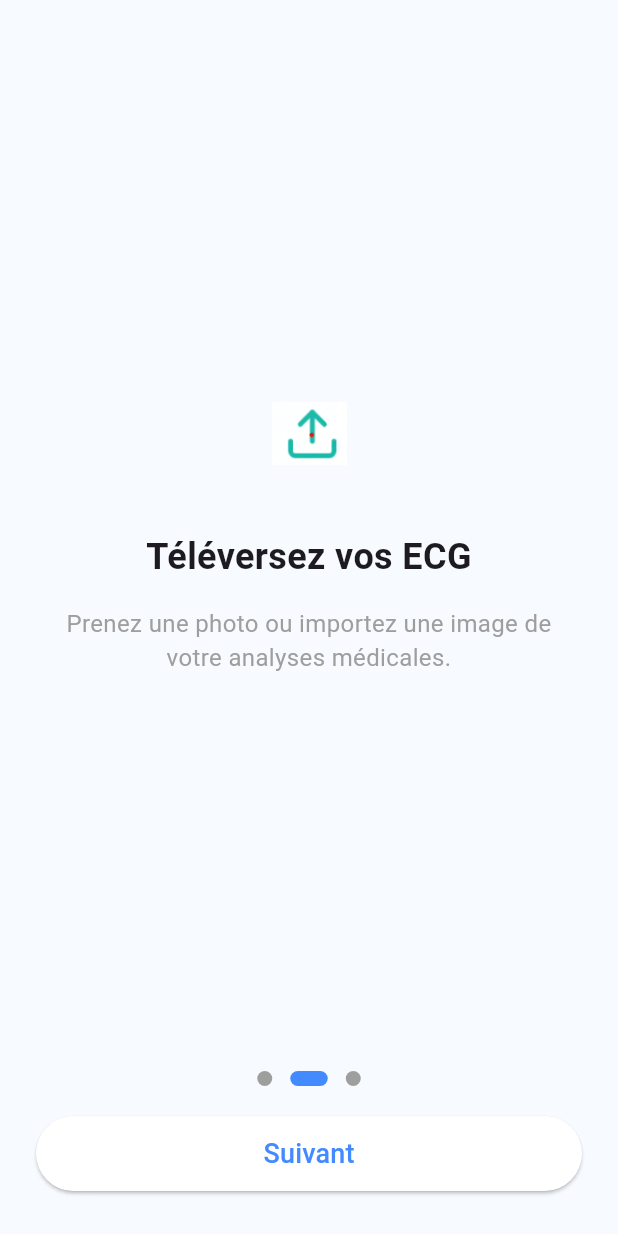
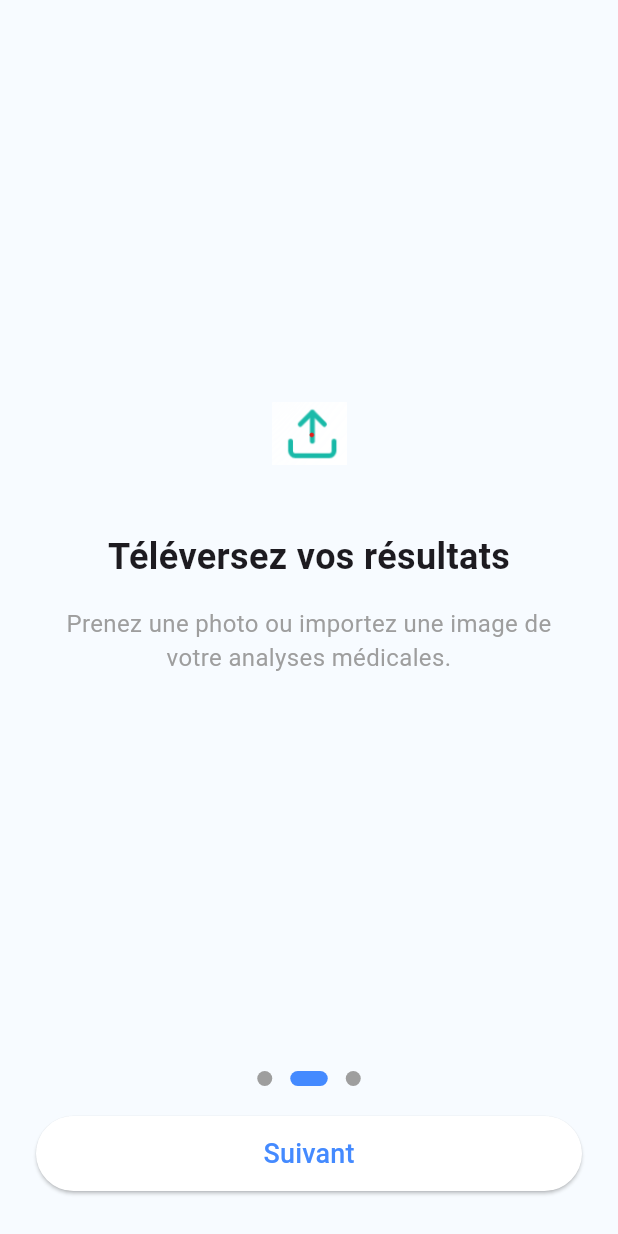
Before and after one commit to TliliAsmaa/pfemaster, a Flutter app: the screen it shows after launch, swiped to page 2, on a phone screen of 412 x 824 dp. Run offline on Flutter 3.47's test engine with Material 3 defaults, Android fonts, the phone set to English and light mode, and no system bars; our stand-ins replace awesome_dialog, firebase_auth, firebase_core, google_sign_in; accounts and stored records are empty.

Commit message:
modif simple

```diff
--- a/lib/auth/OnboardingScreen.dart
+++ b/lib/auth/OnboardingScreen.dart
@@ -19,13 +19,13 @@ class _OnboardingScreenState extends State<OnboardingScreen> {
       "image": "images/heart.png",
     },
     {
-      "title": "Téléversez vos ECG",
+      "title": "Téléversez vos résultats",
       "subtitle": "Prenez une photo ou importez une image de votre analyses médicales.",
       "image": "images/upload.png",
     },
     {
-      "title": "Obtenez des résultats",
-      "subtitle": "Recevez une interprétation rapide de votre santé .",
+      "title": "Obtenez des prédictions",
+      "subtitle": "Recevez une interprétation rapide de votre résultats .",
       "image": "images/heartbeat.png",
     },
   ];
```
Also changed, not shown: 13 other files.
